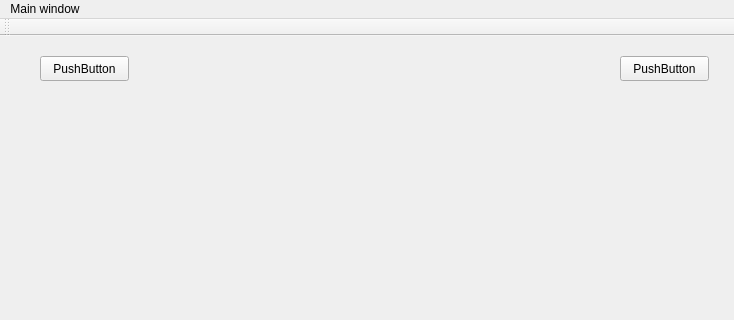
Old version of the form Vr6preparation/mainwindow.ui in the repository CSWjpteixeira/VR6preparation; both pictures show x 0 to 734 and y 0 to 320 of the 734 by 572 pixel window.
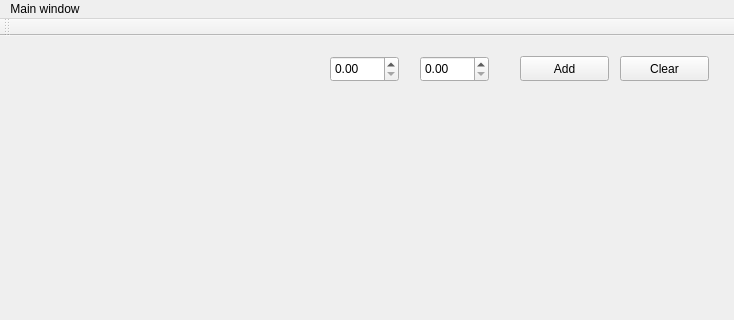
New version of the form. Custom widgets are drawn as their Qt base class.

```diff
--- a/Vr6preparation/mainwindow.ui
+++ b/Vr6preparation/mainwindow.ui
@@ -17,14 +17,14 @@
    <widget class="QPushButton" name="pushButton">
     <property name="geometry">
      <rect>
-      <x>40</x>
+      <x>520</x>
       <y>20</y>
       <width>89</width>
       <height>25</height>
      </rect>
     </property>
     <property name="text">
-     <string>PushButton</string>
+     <string>Add</string>
     </property>
    </widget>
    <widget class="QPushButton" name="pushButton_2">
@@ -37,7 +37,37 @@
      </rect>
     </property>
     <property name="text">
-     <string>PushButton</string>
+     <string>Clear</string>
+    </property>
+   </widget>
+   <widget class="QCustomPlot" name="customPlot" native="true">
+    <property name="geometry">
+     <rect>
+      <x>100</x>
+      <y>100</y>
+      <width>551</width>
+      <height>351</height>
+     </rect>
+    </property>
+   </widget>
+   <widget class="QDoubleSpinBox" name="Yspinbox">
+    <property name="geometry">
+     <rect>
+      <x>420</x>
+      <y>20</y>
+      <width>69</width>
+      <height>26</height>
+     </rect>
+    </property>
+   </widget>
+   <widget class="QDoubleSpinBox" name="Xspinbox">
+    <property name="geometry">
+     <rect>
+      <x>330</x>
+      <y>20</y>
+      <width>69</width>
+      <height>26</height>
+     </rect>
     </property>
    </widget>
   </widget>
@@ -68,6 +98,14 @@
   <widget class="QStatusBar" name="statusBar"/>
  </widget>
  <layoutdefault spacing="6" margin="11"/>
+ <customwidgets>
+  <customwidget>
+   <class>QCustomPlot</class>
+   <extends>QWidget</extends>
+   <header>qcustomplot.h</header>
+   <container>1</container>
+  </customwidget>
+ </customwidgets>
  <resources/>
  <connections/>
 </ui>
```
Left out of the diff: 4 changed lines with no effect on the pictures.
